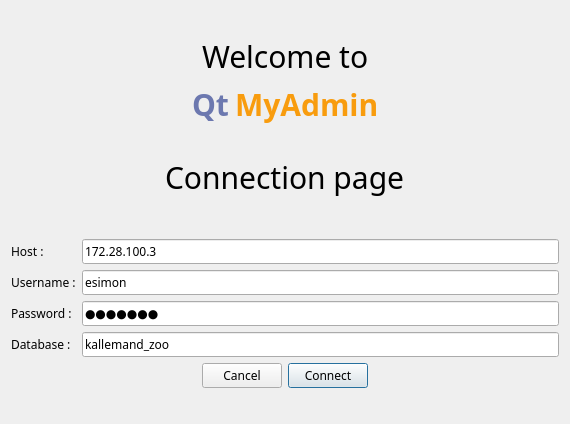
kevinall05/QtMyAdmin_v2, file connexion.ui: the form before one commit.
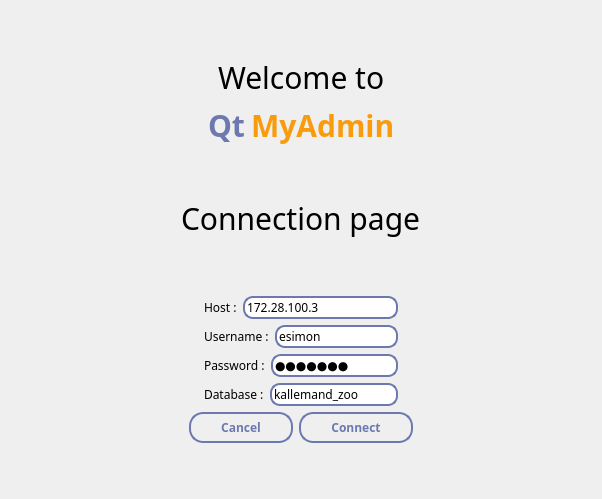
The form after the commit.

Commit message: Modification des boutons et de l'interface graphique

Patch:
```diff
--- a/connexion.ui
+++ b/connexion.ui
@@ -6,8 +6,8 @@
    <rect>
     <x>0</x>
     <y>0</y>
-    <width>570</width>
-    <height>424</height>
+    <width>602</width>
+    <height>499</height>
    </rect>
   </property>
   <property name="font">
@@ -19,9 +19,21 @@
    <string>Connection</string>
   </property>
   <property name="styleSheet">
-   <string notr="true"/>
+   <string notr="true">QPushButton {
+border: 2px solid #6c78af; 
+border-radius: 14; 
+padding: 5px 30px;
+font-weight: 700;
+color: #6c78af;
+transition: all 0.3s;
+}
+QPushButton:hover {
+background:#292929;
+color: white;
+border: 2px solid #f89c0e; 
+}</string>
   </property>
-  <layout class="QVBoxLayout" name="verticalLayout">
+  <layout class="QVBoxLayout" name="verticalLayout_2">
    <item>
     <spacer name="verticalSpacer_3">
      <property name="orientation">
@@ -192,44 +204,78 @@
     </spacer>
    </item>
    <item>
-    <layout class="QFormLayout" name="formLayout">
-     <item row="0" column="0">
+    <layout class="QHBoxLayout" name="horizontalLayout_10">
+     <item>
+      <spacer name="horizontalSpacer_4">
+       <property name="orientation">
+        <enum>Qt::Horizontal</enum>
+       </property>
+       <property name="sizeHint" stdset="0">
+        <size>
+         <width>40</width>
+         <height>20</height>
+        </size>
+       </property>
+      </spacer>
+     </item>
+     <item>
+      <layout class="QVBoxLayout" name="verticalLayout">
+       <item>
+        <layout class="QHBoxLayout" name="horizontalLayout_3">
+         <item>
       <widget class="QLabel" name="labelHostname">
        <property name="text">
         <string>Host :</string>
        </property>
       </widget>
      </item>
-     <item row="0" column="1">
+         <item>
       <widget class="QLineEdit" name="lineEditHostname">
+           <property name="styleSheet">
+            <string notr="true">border: 2px solid #6c78af; border-radius: 10; max-width:250px;</string>
+           </property>
        <property name="text">
         <string>172.28.100.3</string>
        </property>
       </widget>
      </item>
-     <item row="1" column="0">
+        </layout>
+       </item>
+       <item>
+        <layout class="QHBoxLayout" name="horizontalLayout_4">
+         <item>
       <widget class="QLabel" name="labelUsername">
        <property name="text">
         <string>Username :</string>
        </property>
       </widget>
      </item>
-     <item row="1" column="1">
+         <item>
       <widget class="QLineEdit" name="lineEditUsername">
+           <property name="styleSheet">
+            <string notr="true">border: 2px solid #6c78af; border-radius: 10; max-width:250px;</string>
+           </property>
        <property name="text">
         <string>esimon</string>
        </property>
       </widget>
      </item>
-     <item row="2" column="0">
+        </layout>
+       </item>
+       <item>
+        <layout class="QHBoxLayout" name="horizontalLayout_5">
+         <item>
       <widget class="QLabel" name="labelPassword">
        <property name="text">
         <string>Password :</string>
        </property>
       </widget>
      </item>
-     <item row="2" column="1">
+         <item>
       <widget class="QLineEdit" name="lineEditPassword">
+           <property name="styleSheet">
+            <string notr="true">border: 2px solid #6c78af; border-radius: 10; max-width:250px;</string>
+           </property>
        <property name="text">
         <string>elini01</string>
        </property>
@@ -238,15 +284,22 @@
        </property>
       </widget>
      </item>
-     <item row="3" column="0">
+        </layout>
+       </item>
+       <item>
+        <layout class="QHBoxLayout" name="horizontalLayout_8">
+         <item>
       <widget class="QLabel" name="labelDatabase">
        <property name="text">
         <string>Database :</string>
        </property>
       </widget>
      </item>
-     <item row="3" column="1">
+         <item>
       <widget class="QLineEdit" name="lineEditDatabase">
+           <property name="styleSheet">
+            <string notr="true">border: 2px solid #6c78af; border-radius: 10; max-width:250px;</string>
+           </property>
        <property name="text">
         <string>kallemand_zoo</string>
        </property>
@@ -254,6 +307,23 @@
      </item>
     </layout>
    </item>
+      </layout>
+     </item>
+     <item>
+      <spacer name="horizontalSpacer_3">
+       <property name="orientation">
+        <enum>Qt::Horizontal</enum>
+       </property>
+       <property name="sizeHint" stdset="0">
+        <size>
+         <width>40</width>
+         <height>20</height>
+        </size>
+       </property>
+      </spacer>
+     </item>
+    </layout>
+   </item>
    <item>
     <layout class="QHBoxLayout" name="horizontalLayout_2">
      <item>
@@ -271,6 +341,9 @@
      </item>
      <item>
       <widget class="QPushButton" name="pushButtonCancel">
+       <property name="styleSheet">
+        <string notr="true"/>
+       </property>
        <property name="text">
         <string>Cancel</string>
        </property>
@@ -281,6 +354,9 @@
      </item>
      <item>
       <widget class="QPushButton" name="pushButton">
+       <property name="styleSheet">
+        <string notr="true"/>
+       </property>
        <property name="text">
         <string>Connect</string>
        </property>
```
Lines whose indentation alone changed are shown as unchanged. The commit also changes 1 other file.
